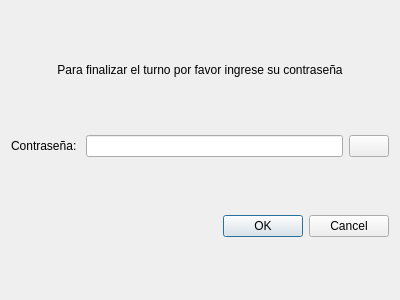
Qt form blustock/ui/screens_uis/finalizar_turno.ui (MaxAPBusiness/Blustock) before a commit.
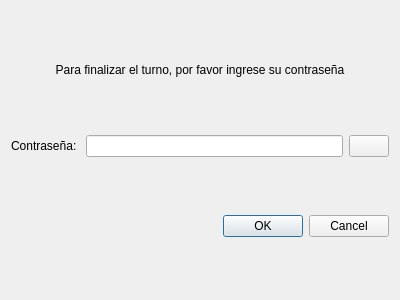
The same form after that commit.

Diff of the .ui file:
```diff
--- a/blustock/ui/screens_uis/finalizar_turno.ui
+++ b/blustock/ui/screens_uis/finalizar_turno.ui
@@ -23,7 +23,7 @@
       </sizepolicy>
      </property>
      <property name="text">
-      <string>Para finalizar el turno por favor ingrese su contraseña</string>
+      <string>Para finalizar el turno, por favor ingrese su contraseña</string>
      </property>
      <property name="alignment">
       <set>Qt::AlignCenter</set>
```
